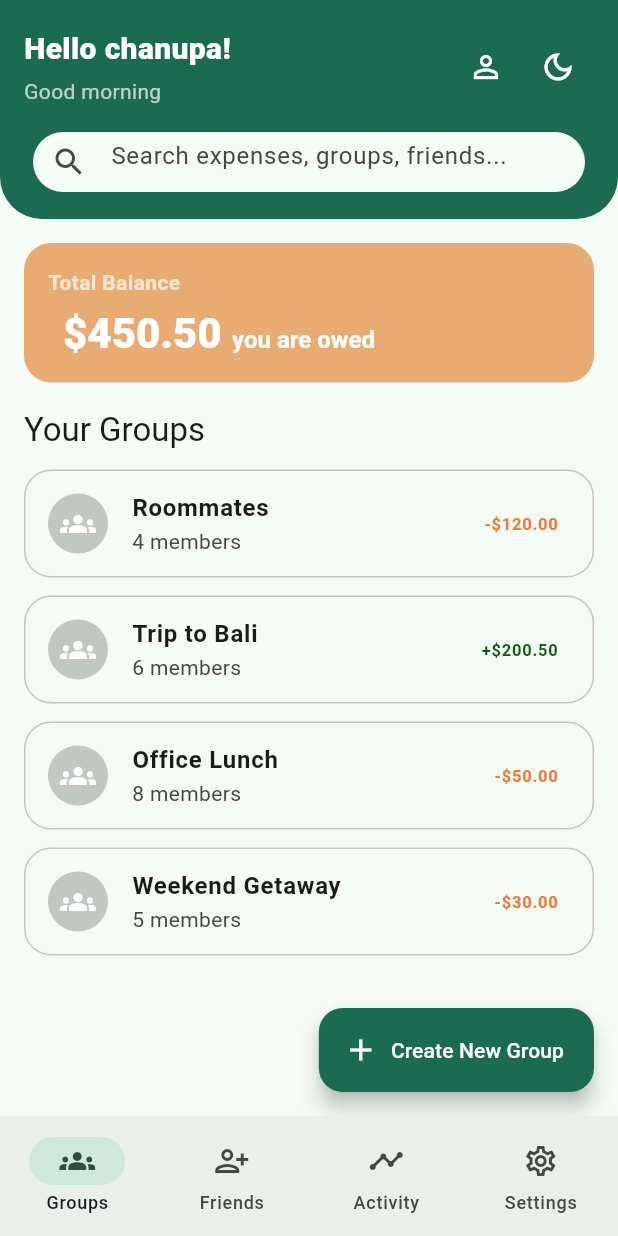
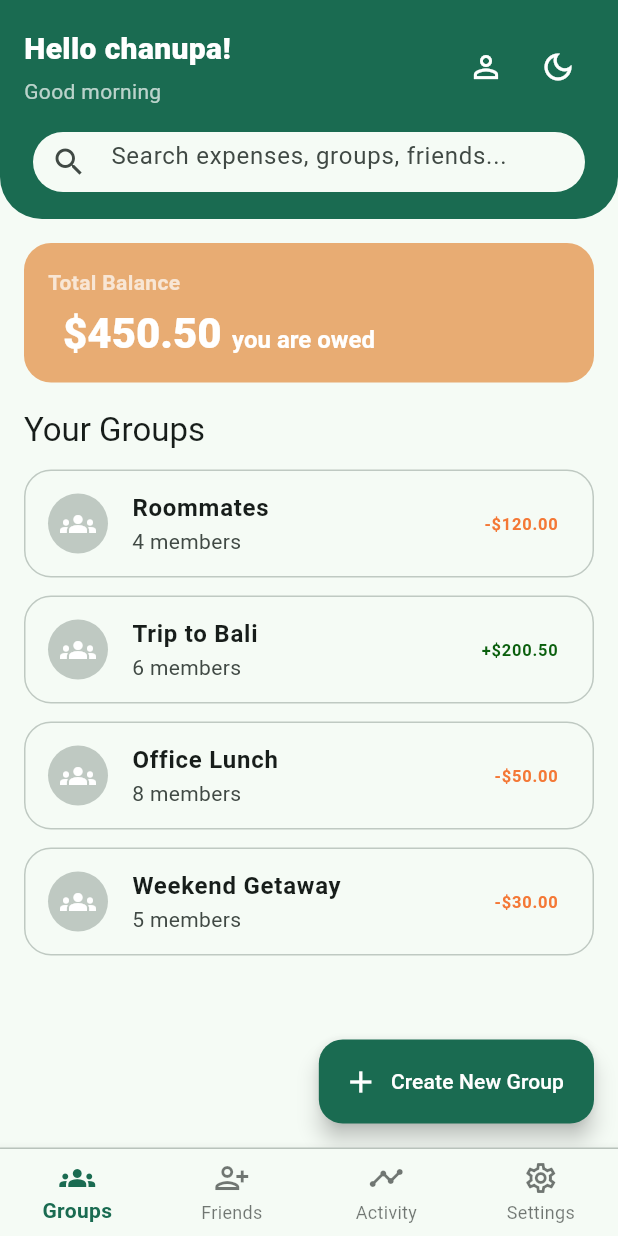
Before and after one commit to chanupadulnuwan/paypatch, a Flutter app: the screen it shows after launch, on a phone screen of 412 x 824 dp. Run offline on Flutter 3.47's test engine with Material 3 defaults, Android fonts, the light colour scheme and no system bars.

Commit message:
fix errors in responsiveness

```diff
--- a/lib/screens/groups/groups_screen.dart
+++ b/lib/screens/groups/groups_screen.dart
@@ -9,41 +9,10 @@ import '../../widgets/search_bar.dart';
 import '../auth/login_screen.dart';
 import 'group_detail_screen.dart';
 
-class GroupsScreen extends StatefulWidget {
+class GroupsScreen extends StatelessWidget {
   const GroupsScreen({super.key});
 
-  @override
-  State<GroupsScreen> createState() => _GroupsScreenState();
-}
-
-class _GroupsScreenState extends State<GroupsScreen> {
-  Group? selected;
-
-  @override
-  Widget build(BuildContext context) {
-    return LayoutBuilder(
-      builder: (context, constraints) {
-        final isTablet = constraints.maxWidth >= 700;
-
-        if (isTablet) {
-          return Row(
-            children: [
-              Expanded(child: _buildList(true)),
-              Expanded(
-                child: selected == null
-                    ? const Center(child: Text('Select a group'))
-                    : GroupDetailScreen(group: selected!),
-              ),
-            ],
-          );
-        }
-
-        return _buildList(false);
-      },
-    );
-  }
-
-  void _openProfileSheet() {
+  void _openProfileSheet(BuildContext context) {
     showModalBottomSheet(
       context: context,
       isScrollControlled: true,
@@ -69,10 +38,11 @@ class _GroupsScreenState extends State<GroupsScreen> {
     return 'Good evening';
   }
 
-  Widget _buildList(bool isTablet) {
+  @override
+  Widget build(BuildContext context) {
     final theme = Theme.of(context);
     final cs = theme.colorScheme;
-    final isDark = Theme.of(context).brightness == Brightness.dark;
+    final isDark = theme.brightness == Brightness.dark;
 
     const userName = 'chanupa';
     final greeting = _greetingText();
@@ -86,37 +56,48 @@ class _GroupsScreenState extends State<GroupsScreen> {
 
     final groupCardBg = isDark ? cs.surfaceVariant : lightPageBg;
 
+    return LayoutBuilder(
+      builder: (context, constraints) {
+        final isTablet = constraints.maxWidth >= 700;
+
         return Scaffold(
           backgroundColor: cs.surface,
 
-      // ✅ FAB updated for dark mode
           floatingActionButton: isDark
               ? FloatingActionButton.extended(
                   backgroundColor: cs.surface,
-              foregroundColor: cs.primary, // green text/icon
+                  foregroundColor: cs.primary,
                   elevation: 0,
                   shape: RoundedRectangleBorder(
                     borderRadius: BorderRadius.circular(16),
-                side: BorderSide(color: cs.primary, width: 1.2), // green border
+                    side: BorderSide(color: cs.primary, width: 1.2),
                   ),
                   onPressed: () {
                     ScaffoldMessenger.of(context).showSnackBar(
-                  const SnackBar(content: Text('Create New Group (UI only)')),
+                      const SnackBar(
+                          content: Text('Create New Group (UI only)')),
                     );
                   },
-              icon: const Icon(Icons.add),
-              label: const Text('Create New Group'),
+                  icon: Icon(Icons.add, size: isTablet ? 26 : 24),
+                  label: Text(
+                    'Create New Group',
+                    style: TextStyle(fontSize: isTablet ? 16 : 14),
+                  ),
                 )
               : FloatingActionButton.extended(
                   backgroundColor: cs.primary,
                   foregroundColor: Colors.white,
                   onPressed: () {
                     ScaffoldMessenger.of(context).showSnackBar(
-                  const SnackBar(content: Text('Create New Group (UI only)')),
+                      const SnackBar(
+                          content: Text('Create New Group (UI only)')),
                     );
                   },
-              icon: const Icon(Icons.add),
-              label: const Text('Create New Group'),
+                  icon: Icon(Icons.add, size: isTablet ? 26 : 24),
+                  label: Text(
+                    'Create New Group',
+                    style: TextStyle(fontSize: isTablet ? 16 : 14),
+                  ),
                 ),
 
           body: ListView(
@@ -144,21 +125,25 @@ class _GroupsScreenState extends State<GroupsScreen> {
                                 'Hello $userName!',
                                 style: TextStyle(
                                   color: headerText,
-                              fontSize: 20,
+                                  fontSize: isTablet ? 26 : 20,
                                   fontWeight: FontWeight.w800,
                                 ),
                               ),
                               const SizedBox(height: 4),
                               Text(
                                 greeting,
-                            style: TextStyle(color: headerSubText),
+                                style: TextStyle(
+                                  color: headerSubText,
+                                  fontSize: isTablet ? 16 : 14,
+                                ),
                               ),
                             ],
                           ),
                         ),
                         IconButton(
-                      onPressed: _openProfileSheet,
-                      icon: Icon(Icons.person_outline, color: headerText),
+                          onPressed: () => _openProfileSheet(context),
+                          icon: Icon(Icons.person_outline,
+                              color: headerText, size: isTablet ? 26 : 24),
                           tooltip: 'Profile',
                         ),
                         IconButton(
@@ -170,6 +155,7 @@ class _GroupsScreenState extends State<GroupsScreen> {
                                 ? Icons.light_mode_outlined
                                 : Icons.dark_mode_outlined,
                             color: headerText,
+                            size: isTablet ? 26 : 24,
                           ),
                           tooltip: 'Theme',
                         ),
@@ -177,13 +163,13 @@ class _GroupsScreenState extends State<GroupsScreen> {
                     ),
                     const SizedBox(height: 17),
 
-                // ✅ Search bar visibility fix in dark mode
+                    // Search bar visibility fix in dark mode
                     Container(
-                  height: 40,
+                      height: isTablet ? 46 : 40,
                       decoration: BoxDecoration(
                         color: isDark
-                        ? cs.surfaceVariant.withOpacity(0.9) // dark gray
-                        : Colors.transparent, // keep original light look
+                            ? cs.surfaceVariant.withOpacity(0.9)
+                            : Colors.transparent,
                         borderRadius: BorderRadius.circular(22),
                       ),
                       padding: const EdgeInsets.symmetric(horizontal: 6),
@@ -209,7 +195,7 @@ class _GroupsScreenState extends State<GroupsScreen> {
                   ),
                 ),
                 child: Padding(
-              padding: const EdgeInsets.all(16),
+                  padding: EdgeInsets.all(isTablet ? 20 : 16),
                   child: Column(
                     crossAxisAlignment: CrossAxisAlignment.start,
                     children: [
@@ -218,6 +204,7 @@ class _GroupsScreenState extends State<GroupsScreen> {
                         style: TextStyle(
                           color: isDark ? cs.secondary : Colors.white70,
                           fontWeight: FontWeight.w600,
+                          fontSize: isTablet ? 16 : 14,
                         ),
                       ),
                       const SizedBox(height: 8),
@@ -230,7 +217,7 @@ class _GroupsScreenState extends State<GroupsScreen> {
                                 text: '\$450.50 ',
                                 style: TextStyle(
                                   color: isDark ? cs.onSurface : Colors.white,
-                              fontSize: 28,
+                                  fontSize: isTablet ? 34 : 28,
                                   fontWeight: FontWeight.w800,
                                 ),
                               ),
@@ -238,7 +225,7 @@ class _GroupsScreenState extends State<GroupsScreen> {
                                 text: 'you are owed',
                                 style: TextStyle(
                                   color: isDark ? cs.secondary : Colors.white,
-                              fontSize: 16,
+                                  fontSize: isTablet ? 18 : 16,
                                   fontWeight: FontWeight.w600,
                                 ),
                               ),
@@ -253,26 +240,61 @@ class _GroupsScreenState extends State<GroupsScreen> {
 
               const SizedBox(height: 18),
 
-          // ===== GROUP LIST AREA =====
+              // ===== TITLE =====
               Padding(
                 padding: const EdgeInsets.symmetric(horizontal: 16),
-            child: Column(
-              crossAxisAlignment: CrossAxisAlignment.start,
-              children: [
-                Text(
+                child: Text(
                   'Your Groups',
                   style: theme.textTheme.titleLarge?.copyWith(
                     fontWeight: FontWeight.w400,
+                    fontSize: isTablet ? 28 : null,
                     color: isDark ? cs.onSurface : null,
+                  ),
                 ),
               ),
               const SizedBox(height: 12),
 
-                ...sampleGroups.map((group) {
+              // ===== MOBILE: SAME LIST VIEW / TABLET: BIG BOX GRID =====
+              Padding(
+                padding: const EdgeInsets.symmetric(horizontal: 16),
+                child: isTablet
+                    ? _TabletGrid(
+                        groups: sampleGroups,
+                        cardBg: groupCardBg,
+                      )
+                    : _MobileList(
+                        groups: sampleGroups,
+                        cardBg: groupCardBg,
+                      ),
+              ),
+
+              const SizedBox(height: 90),
+            ],
+          ),
+        );
+      },
+    );
+  }
+}
+
+// ----------------- MOBILE LIST (same style as before) -----------------
+class _MobileList extends StatelessWidget {
+  final List<Group> groups;
+  final Color cardBg;
+
+  const _MobileList({required this.groups, required this.cardBg});
+
+  @override
+  Widget build(BuildContext context) {
+    final cs = Theme.of(context).colorScheme;
+    final isDark = Theme.of(context).brightness == Brightness.dark;
+
+    return Column(
+      children: groups.map((group) {
         return Card(
           elevation: 0,
           margin: const EdgeInsets.only(bottom: 12),
-                    color: groupCardBg,
+          color: cardBg,
           surfaceTintColor: Colors.transparent,
           shape: RoundedRectangleBorder(
             borderRadius: BorderRadius.circular(18),
@@ -282,9 +304,8 @@ class _GroupsScreenState extends State<GroupsScreen> {
             leading: Hero(
               tag: group.id,
               child: CircleAvatar(
-                          backgroundColor: isDark
-                              ? cs.primary.withOpacity(0.25)
-                              : cs.outlineVariant,
+                backgroundColor:
+                    isDark ? cs.primary.withOpacity(0.25) : cs.outlineVariant,
                 child: Icon(
                   Icons.groups,
                   color: isDark ? cs.primary : Colors.white,
@@ -316,25 +337,123 @@ class _GroupsScreenState extends State<GroupsScreen> {
               ),
             ),
             onTap: () {
-                        if (isTablet) {
-                          setState(() => selected = group);
-                        } else {
               Navigator.push(
                 context,
                 AppRoutes.slide(GroupDetailScreen(group: group)),
               );
-                        }
             },
           ),
         );
-                }),
+      }).toList(),
+    );
+  }
+}
 
-                const SizedBox(height: 80),
-              ],
+// ----------------- TABLET GRID (big box cards + bigger fonts/icons) -----------------
+class _TabletGrid extends StatelessWidget {
+  final List<Group> groups;
+  final Color cardBg;
+
+  const _TabletGrid({required this.groups, required this.cardBg});
+
+  @override
+  Widget build(BuildContext context) {
+    final cs = Theme.of(context).colorScheme;
+    final isDark = Theme.of(context).brightness == Brightness.dark;
+
+    return GridView.builder(
+      shrinkWrap: true,
+      physics: const NeverScrollableScrollPhysics(),
+      itemCount: groups.length,
+      gridDelegate: const SliverGridDelegateWithFixedCrossAxisCount(
+        crossAxisCount: 2,
+        crossAxisSpacing: 14,
+        mainAxisSpacing: 14,
+        childAspectRatio: 3.0,
+      ),
+      itemBuilder: (context, i) {
+        final group = groups[i];
+
+        return Card(
+          elevation: 0,
+          color: cardBg,
+          surfaceTintColor: Colors.transparent,
+          shape: RoundedRectangleBorder(
+            borderRadius: BorderRadius.circular(18),
+            side: BorderSide(color: cs.outlineVariant),
+          ),
+          child: InkWell(
+            borderRadius: BorderRadius.circular(18),
+            onTap: () {
+              Navigator.push(
+                context,
+                AppRoutes.slide(GroupDetailScreen(group: group)),
+              );
+            },
+            child: Padding(
+              padding: const EdgeInsets.all(18),
+              child: Row(
+                children: [
+                  Hero(
+                    tag: group.id,
+                    child: CircleAvatar(
+                      radius: 26,
+                      backgroundColor: isDark
+                          ? cs.primary.withOpacity(0.25)
+                          : cs.outlineVariant,
+                      child: Icon(
+                        Icons.groups,
+                        size: 28,
+                        color: isDark ? cs.primary : Colors.white,
+                      ),
+                    ),
+                  ),
+                  const SizedBox(width: 14),
+                  Expanded(
+                    child: Column(
+                      mainAxisAlignment: MainAxisAlignment.center,
+                      crossAxisAlignment: CrossAxisAlignment.start,
+                      children: [
+                        Text(
+                          group.name,
+                          maxLines: 1,
+                          overflow: TextOverflow.ellipsis,
+                          style: TextStyle(
+                            fontWeight: FontWeight.w800,
+                            fontSize: 18,
+                            color: isDark ? cs.onSurface : null,
+                          ),
+                        ),
+                        const SizedBox(height: 6),
+                        Text(
+                          '${group.members} members',
+                          style: TextStyle(
+                            fontSize: 14,
+                            color: isDark ? cs.onSurface.withOpacity(0.7) : null,
                           ),
                         ),
                       ],
                     ),
+                  ),
+                  const SizedBox(width: 12),
+                  Text(
+                    group.balance >= 0
+                        ? '+\$${group.balance.toStringAsFixed(2)}'
+                        : '-\$${group.balance.abs().toStringAsFixed(2)}',
+                    style: TextStyle(
+                      fontWeight: FontWeight.w900,
+                      fontSize: 16,
+                      color: group.balance >= 0
+                          ? const Color.fromARGB(255, 10, 95, 13)
+                          : const Color.fromARGB(255, 244, 120, 54),
+                    ),
+                  ),
+                ],
+              ),
+            ),
+          ),
+        );
+      },
     );
   }
 }
--- a/lib/widgets/responsive_scaffold.dart
+++ b/lib/widgets/responsive_scaffold.dart
@@ -14,80 +14,57 @@ class ResponsiveScaffold extends StatelessWidget {
 
   @override
   Widget build(BuildContext context) {
-    return LayoutBuilder(
-      builder: (context, constraints) {
-        final isWide = constraints.maxWidth >= 800; // tablet/desktop
+    final theme = Theme.of(context);
+    final cs = theme.colorScheme;
+    final isDark = theme.brightness == Brightness.dark;
 
-        if (!isWide) {
-          // Mobile layout: bottom navigation
     return Scaffold(
       body: pages[index],
-            bottomNavigationBar: NavigationBar(
-              selectedIndex: index,
-              onDestinationSelected: onIndexChanged,
-              destinations: const [
-                NavigationDestination(
+
+      // ALWAYS bottom navigation (no left rail)
+      bottomNavigationBar: Container(
+        decoration: BoxDecoration(
+          color: isDark ? cs.surface : cs.surface,
+          border: Border(
+            top: BorderSide(
+              color: cs.outlineVariant,
+              width: 1,
+            ),
+          ),
+        ),
+        child: BottomNavigationBar(
+          currentIndex: index,
+          onTap: onIndexChanged,
+          type: BottomNavigationBarType.fixed, // spread across full width
+          showUnselectedLabels: true,
+          backgroundColor: isDark ? cs.surface : cs.surface,
+          selectedItemColor: cs.primary,
+          unselectedItemColor: cs.onSurface.withOpacity(isDark ? 0.65 : 0.6),
+          selectedLabelStyle: const TextStyle(fontWeight: FontWeight.w700),
+          items: const [
+            BottomNavigationBarItem(
               icon: Icon(Icons.groups_outlined),
-                  selectedIcon: Icon(Icons.groups),
+              activeIcon: Icon(Icons.groups),
               label: 'Groups',
             ),
-                NavigationDestination(
+            BottomNavigationBarItem(
               icon: Icon(Icons.person_add_alt_1_outlined),
-                  selectedIcon: Icon(Icons.person_add_alt_1),
+              activeIcon: Icon(Icons.person_add_alt_1),
               label: 'Friends',
             ),
-                NavigationDestination(
+            BottomNavigationBarItem(
               icon: Icon(Icons.timeline_outlined),
-                  selectedIcon: Icon(Icons.timeline),
+              activeIcon: Icon(Icons.timeline),
               label: 'Activity',
             ),
-                NavigationDestination(
+            BottomNavigationBarItem(
               icon: Icon(Icons.settings_outlined),
-                  selectedIcon: Icon(Icons.settings),
+              activeIcon: Icon(Icons.settings),
               label: 'Settings',
             ),
           ],
         ),
-          );
-        }
-
-        // Tablet layout: NavigationRail + content (different layout = marks)
-        return Scaffold(
-          body: Row(
-            children: [
-              NavigationRail(
-                selectedIndex: index,
-                onDestinationSelected: onIndexChanged,
-                labelType: NavigationRailLabelType.all,
-                destinations: const [
-                  NavigationRailDestination(
-                    icon: Icon(Icons.groups_outlined),
-                    selectedIcon: Icon(Icons.groups),
-                    label: Text('Groups'),
       ),
-                  NavigationRailDestination(
-                    icon: Icon(Icons.person_add_alt_1_outlined),
-                    selectedIcon: Icon(Icons.person_add_alt_1),
-                    label: Text('Friends'),
-                  ),
-                  NavigationRailDestination(
-                    icon: Icon(Icons.timeline_outlined),
-                    selectedIcon: Icon(Icons.timeline),
-                    label: Text('Activity'),
-                  ),
-                  NavigationRailDestination(
-                    icon: Icon(Icons.settings_outlined),
-                    selectedIcon: Icon(Icons.settings),
-                    label: Text('Settings'),
-                  ),
-                ],
-              ),
-              const VerticalDivider(width: 1),
-              Expanded(child: pages[index]),
-            ],
-          ),
-        );
-      },
     );
   }
 }
```
Also changed, not shown: lib/screens/splash/splash_screen.dart (added, +110 -0 lines). Lines whose indentation alone changed are shown as unchanged.
